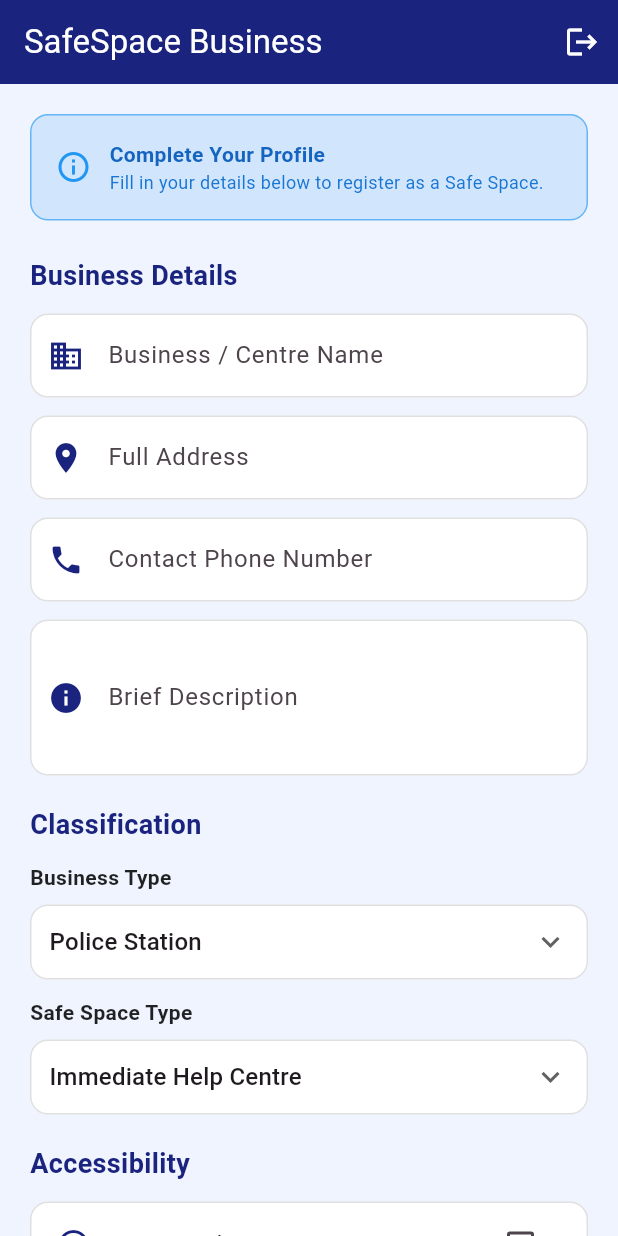
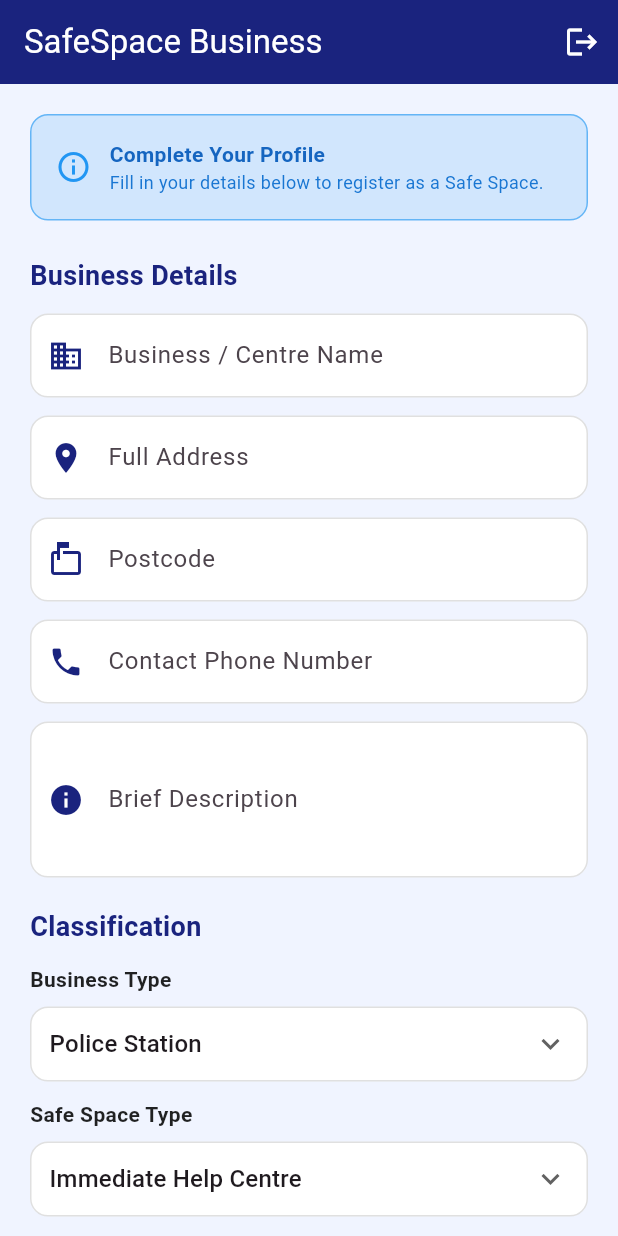
Before and after one commit to CraigL890/SpringHackathon2026_Group2, a Flutter app: the screen it shows once a user with an empty profile is signed in, on a phone screen of 412 x 824 dp. Run offline on Flutter 3.47's test engine with Material 3 defaults, Android fonts, the phone set to English and light mode, and no system bars; our stand-ins replace cloud_firestore, firebase_auth, firebase_core, geocoding, geolocator, google_maps_flutter; accounts and stored records are empty.

Commit message:
added postcode field to business dashboard

```diff
--- a/lib/screens/business_dashboard_screen.dart
+++ b/lib/screens/business_dashboard_screen.dart
@@ -38,6 +38,7 @@ class _BusinessDashboardScreenState extends State<BusinessDashboardScreen> {
   // Form fields
   final _nameController = TextEditingController();
   final _addressController = TextEditingController();
+  final _postcodeController = TextEditingController();
   final _phoneController = TextEditingController();
   final _descController = TextEditingController();
   String _selectedBusinessType = kBusinessTypes[0];
@@ -61,6 +62,7 @@ class _BusinessDashboardScreenState extends State<BusinessDashboardScreen> {
       setState(() {
         _nameController.text = data['name'] ?? '';
         _addressController.text = data['address'] ?? '';
+        _postcodeController.text = data['postcode'] ?? '';
         _phoneController.text = data['phone'] ?? '';
         _descController.text = data['description'] ?? '';
         _selectedBusinessType = data['businessType'] ?? kBusinessTypes[0];
@@ -82,6 +84,7 @@ class _BusinessDashboardScreenState extends State<BusinessDashboardScreen> {
         .update({
       'name': _nameController.text.trim(),
       'address': _addressController.text.trim(),
+      'postcode': _postcodeController.text.trim().toUpperCase(),
       'phone': _phoneController.text.trim(),
       'description': _descController.text.trim(),
       'businessType': _selectedBusinessType,
@@ -150,6 +153,16 @@ class _BusinessDashboardScreenState extends State<BusinessDashboardScreen> {
                 icon: Icons.location_on,
                 validator: (v) =>
                     v!.isEmpty ? 'Please enter your address' : null,
+              ),
+              const SizedBox(height: 12),
+
+              // Postcode
+              _buildField(
+                controller: _postcodeController,
+                label: 'Postcode',
+                icon: Icons.markunread_mailbox_outlined,
+                validator: (v) =>
+                    v!.isEmpty ? 'Please enter your postcode' : null,
               ),
               const SizedBox(height: 12),
 
```
